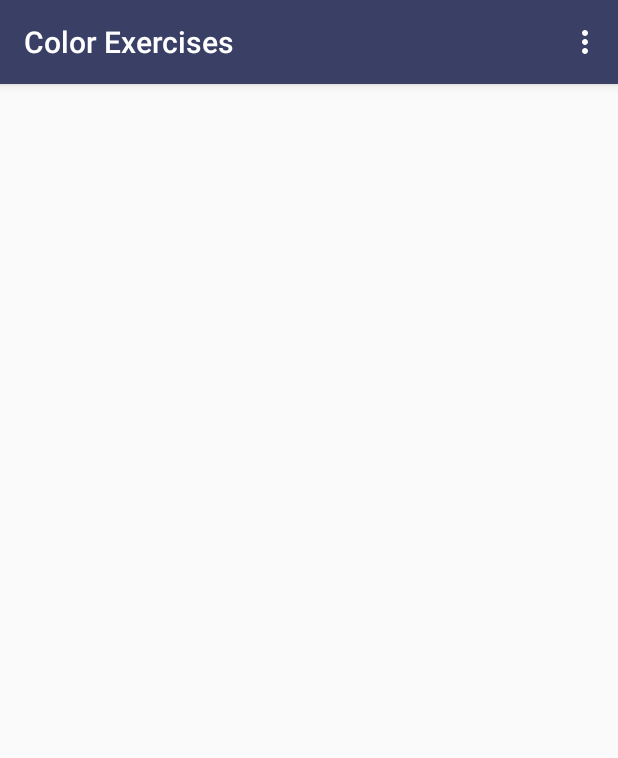
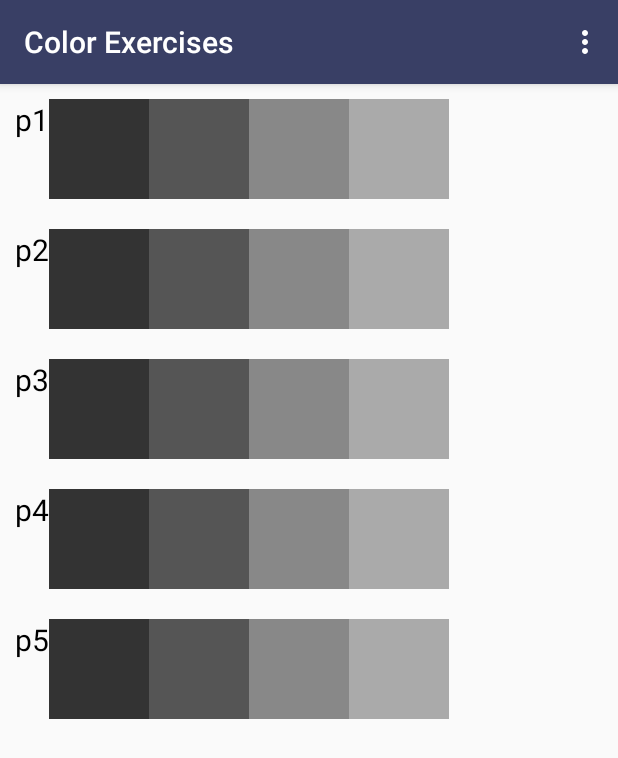
Before and after one commit to gng01/color-exercises, an Android app: the screen it shows after launch (MainActivity), after a tap on an icon or button, on a phone screen of 412 x 824 dp. Shown: the top 758 px of the screen. Run offline under Robolectric (Android 15) with nearby library versions, the phone set to English and light mode, and no system bars.

Commit message:
Initial implementation of palettes list

```diff
--- /dev/null
+++ b/colorExercises/app/src/main/java/edu/utap/colorexercises/model/Palette.kt
@@ -0,0 +1,13 @@
+package edu.utap.colorexercises.model
+
+import android.graphics.Color
+import kotlin.collections.mutableListOf as mutableListOf
+
+class Palette {
+    var id : Int = 0
+    lateinit var name : String
+    lateinit var user : User
+    lateinit var colors : MutableList<String>
+
+
+}
--- /dev/null
+++ b/colorExercises/app/src/main/java/edu/utap/colorexercises/model/User.kt
@@ -0,0 +1,7 @@
+package edu.utap.colorexercises.model
+
+class User {
+    var id : Int = 0
+
+    lateinit var name : String
+}
--- a/colorExercises/app/src/main/java/edu/utap/colorexercises/ui/MyPalettesFragment.kt
+++ b/colorExercises/app/src/main/java/edu/utap/colorexercises/ui/MyPalettesFragment.kt
@@ -7,7 +7,12 @@ import android.view.View
 import android.view.ViewGroup
 import android.widget.Button
 import androidx.navigation.fragment.findNavController
+import androidx.recyclerview.widget.LinearLayoutManager
+import androidx.recyclerview.widget.RecyclerView
+import androidx.recyclerview.widget.RecyclerView.LayoutManager
+import androidx.recyclerview.widget.StaggeredGridLayoutManager
 import edu.utap.colorexercises.R
+import edu.utap.colorexercises.model.Palette
 
 /**
  * A simple [Fragment] subclass as the default destination in the navigation.
@@ -22,5 +27,42 @@ class MyPalettesFragment : Fragment(R.layout.fragment_mypalettes) {
     override fun onViewCreated(view: View, savedInstanceState: Bundle?) {
         super.onViewCreated(view, savedInstanceState)
 
+        val palettes = initializePalettes()
+
+        initAdapter(view, palettes)
+    }
+
+    private fun initAdapter(view: View, palettes : List<Palette>) {
+        var palettesView = view.findViewById<RecyclerView>(R.id.palette_list)
+
+        palettesView.layoutManager = LinearLayoutManager(requireContext())
+
+        val adapter = PalettesAdapter(requireContext(), palettes)
+
+        palettesView.adapter = adapter
+    }
+
+    private fun initializePalettes() : List<Palette> {
+        val p1 = Palette()
+        p1.name = "p1"
+        p1.colors = mutableListOf<String>("#333333", "#555555", "#888888", "#AAAAAA")
+
+        val p2 = Palette()
+        p2.name = "p2"
+        p2.colors = mutableListOf<String>("#333333", "#555555", "#888888", "#AAAAAA")
+
+        val p3 = Palette()
+        p3.name = "p3"
+        p3.colors = mutableListOf<String>("#333333", "#555555", "#888888", "#AAAAAA")
+
+        val p4 = Palette()
+        p4.name = "p4"
+        p4.colors = mutableListOf<String>("#333333", "#555555", "#888888", "#AAAAAA")
+
+        val p5 = Palette()
+        p5.name = "p5"
+        p5.colors = mutableListOf<String>("#333333", "#555555", "#888888", "#AAAAAA")
+
+        return listOf<Palette>(p1,p2,p3,p4,p5)
     }
 }
--- /dev/null
+++ b/colorExercises/app/src/main/java/edu/utap/colorexercises/ui/PalettesAdapter.kt
@@ -0,0 +1,60 @@
+package edu.utap.colorexercises.ui
+
+import android.content.Context
+import android.graphics.Color
+import android.view.LayoutInflater
+import android.view.View
+import android.view.ViewGroup
+import android.widget.ImageView
+import android.widget.LinearLayout
+import android.widget.TextView
+import androidx.core.graphics.ColorUtils
+import androidx.recyclerview.widget.DiffUtil
+import androidx.recyclerview.widget.ListAdapter
+import androidx.recyclerview.widget.RecyclerView
+import edu.utap.colorexercises.R
+import edu.utap.colorexercises.model.Palette
+import kotlinx.android.synthetic.main.fragment_mypalettes.view.*
+import kotlinx.android.synthetic.main.palette_list_item.view.*
+import kotlin.random.Random
+
+class PalettesAdapter(private val context: Context, private val palettes: List<Palette>)
+    : RecyclerView.Adapter<PalettesAdapter.ViewHolder>() {
+
+    inner class ViewHolder(view: View) : RecyclerView.ViewHolder(view) {
+        private var nameView = view.findViewById<TextView>(R.id.name)
+        val colorsView = view.findViewById<LinearLayout>(R.id.colors)
+
+        init {
+        }
+
+        fun bind(position: Int) {
+            nameView.text = palettes[position].name
+
+            palettes[position].colors.forEach {
+                colorsView.addView(createColorView(position, it))
+            }
+        }
+    }
+
+    override fun getItemCount(): Int {
+        return palettes.count()
+    }
+    override fun onCreateViewHolder(parent: ViewGroup, viewType: Int): ViewHolder {
+        val view = LayoutInflater.from(context).inflate(R.layout.palette_list_item, parent, false)
+        return ViewHolder(view)
+    }
+
+    override fun onBindViewHolder(holder: ViewHolder, position: Int) {
+        holder.bind(position)
+    }
+
+    private fun createColorView(index: Int, color: String): ImageView {
+        var view = ImageView(context)
+        view.layoutParams = LinearLayout.LayoutParams(100, 100)
+        view.setBackgroundColor(Color.parseColor(color))
+        //view.id = index
+
+        return view;
+    }
+}
--- a/colorExercises/app/src/main/res/layout/fragment_mypalettes.xml
+++ b/colorExercises/app/src/main/res/layout/fragment_mypalettes.xml
@@ -7,4 +7,10 @@
     android:layout_height="match_parent"
     tools:context=".ui.MyPalettesFragment">
 
+    <androidx.recyclerview.widget.RecyclerView
+        android:id="@+id/palette_list"
+        android:layout_width="match_parent"
+        android:layout_height="wrap_content"
+        />
+
 </androidx.constraintlayout.widget.ConstraintLayout>
--- /dev/null
+++ b/colorExercises/app/src/main/res/layout/palette_list_item.xml
@@ -0,0 +1,24 @@
+<LinearLayout xmlns:android="http://schemas.android.com/apk/res/android"
+    android:layout_width="match_parent"
+    android:layout_height="wrap_content"
+    xmlns:app="http://schemas.android.com/apk/res-auto"
+    android:orientation="horizontal"
+    android:padding="10dp">
+
+    <TextView
+        android:id="@+id/name"
+        android:layout_width="wrap_content"
+        android:layout_height="wrap_content"
+        android:textSize="20sp"
+        android:textColor="#000000"
+        app:layout_constraintStart_toStartOf="parent">
+    </TextView>
+
+    <LinearLayout
+        android:id="@+id/colors"
+        android:layout_width="wrap_content"
+        android:layout_height="wrap_content">
+
+    </LinearLayout>
+
+</LinearLayout>
```
